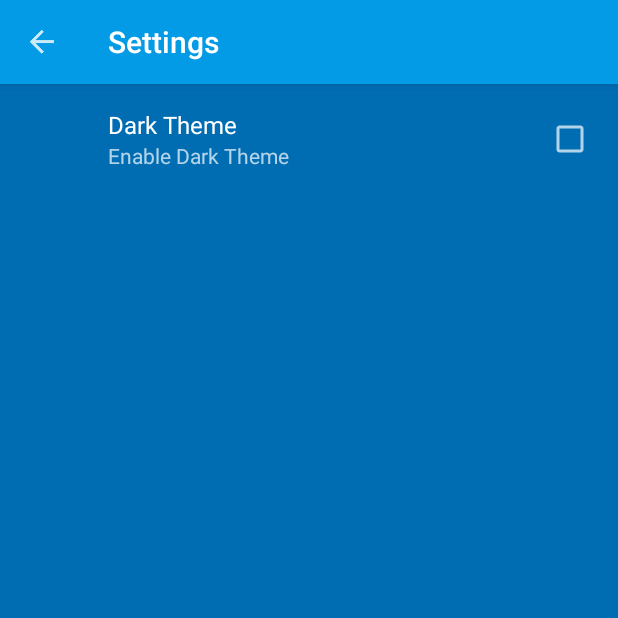
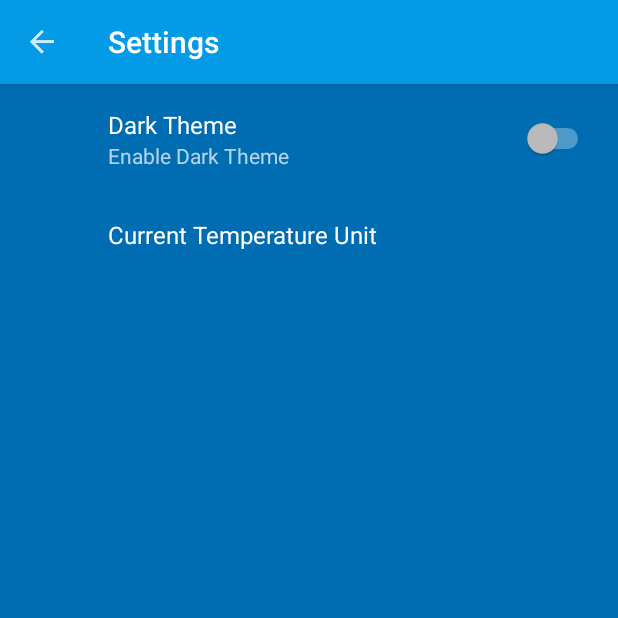
Before and after one commit to amulpokharel/Just-Weather-2, an Android app: the screen it shows after launch (MainActivity), after a tap on "Settings", on a phone screen of 412 x 824 dp, the top half of it. Run offline under Robolectric (Android 15) with nearby library versions, the phone set to English and light mode, and no system bars; our stand-ins replace RxJava, androidx.preference; 4 statements that could not run were skipped.

Commit message:
added temp preference, cleaned up models + update when changed

```diff
--- a/app/src/main/AndroidManifest.xml
+++ b/app/src/main/AndroidManifest.xml
@@ -1,5 +1,6 @@
 <?xml version="1.0" encoding="utf-8"?>
 <manifest xmlns:android="http://schemas.android.com/apk/res/android"
+    xmlns:tools="http://schemas.android.com/tools"
     package="amulp.com.justweather2">
 
     <uses-permission android:name="android.permission.INTERNET" />
@@ -13,7 +14,8 @@
         android:label="@string/app_name"
         android:roundIcon="@mipmap/ic_launcher_round"
         android:supportsRtl="true"
-        android:theme="@style/AppTheme">
+        android:theme="@style/AppTheme"
+        tools:ignore="GoogleAppIndexingWarning">
         <activity android:name=".MainActivity">
             <intent-filter>
                 <action android:name="android.intent.action.MAIN" />
--- a/app/src/main/java/amulp/com/justweather2/MainActivity.kt
+++ b/app/src/main/java/amulp/com/justweather2/MainActivity.kt
@@ -101,6 +101,9 @@ class MainActivity : AppCompatActivity(), SharedPreferences.OnSharedPreferenceCh
             getString(R.string.pref_dark_mode) -> {
                 recreate()
             }
+            "current unit" -> {
+
+            }
         }
     }
 
--- a/app/src/main/java/amulp/com/justweather2/ui/weather/WeatherFragment.kt
+++ b/app/src/main/java/amulp/com/justweather2/ui/weather/WeatherFragment.kt
@@ -48,11 +48,12 @@ class WeatherFragment : Fragment() {
     override fun onActivityCreated(savedInstanceState: Bundle?) {
         super.onActivityCreated(savedInstanceState)
         viewModel = ViewModelProviders.of(this).get(WeatherViewModel::class.java)
+    }
 
-        weather_text.setOnClickListener {
-            viewModel.convertTemp()
-            weather_text.text = viewModel.weatherText
-        }
+    override fun onResume() {
+        super.onResume()
+        viewModel.updateUnit()
+        weather_text.text = viewModel.weatherText
     }
 
     override fun onOptionsItemSelected(item: MenuItem?): Boolean {
--- /dev/null
+++ b/app/src/main/res/values/units.xml
@@ -0,0 +1,13 @@
+<?xml version="1.0" encoding="utf-8"?>
+<resources>
+    <string-array name="units">
+        <item>Celsius</item>
+        <item>Fahrenheit</item>
+        <item>Kelvin</item>
+    </string-array>
+    <string-array name="unit_values">
+        <item>"c"</item>
+        <item>"f"</item>
+        <item>"k"</item>
+    </string-array>
+</resources>
--- a/app/src/main/res/xml/preferences.xml
+++ b/app/src/main/res/xml/preferences.xml
@@ -1,8 +1,15 @@
 <?xml version="1.0" encoding="utf-8"?>
 <PreferenceScreen xmlns:android="http://schemas.android.com/apk/res/android">
-    <CheckBoxPreference
+    <SwitchPreference
         android:key="Dark Mode"
         android:title="Dark Theme"
         android:summary="Enable Dark Theme"
         android:defaultValue="false" />
+
+    <ListPreference
+        android:key="current unit"
+        android:title="Current Temperature Unit"
+        android:summary="%s"
+        android:entries="@array/units"
+        android:entryValues="@array/unit_values"/>
 </PreferenceScreen>
```
Also changed, not shown: app/src/main/java/amulp/com/justweather2/ui/weather/WeatherViewModel.kt (+14 -25 lines).
